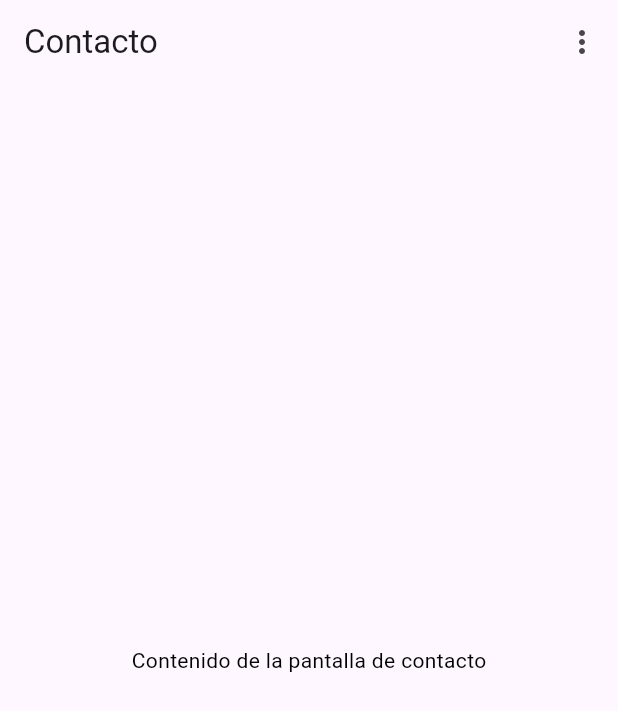
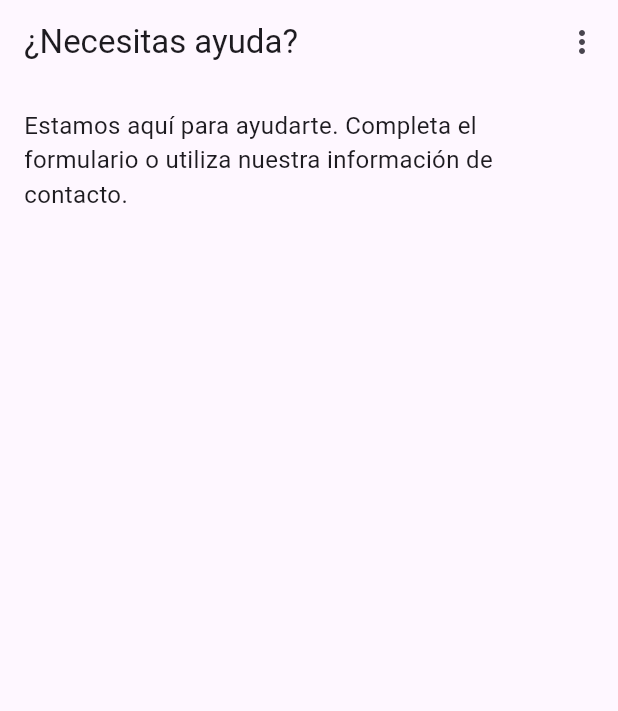
Before and after one commit to Ipeross/Examen_Moviles_Feast_Fit_IPO, a Flutter app: the ContactScreen screen opened directly, on a phone screen of 412 x 824 dp. Shown: the top 711 px of the screen. Run offline on Flutter 3.47's test engine with Material 3 defaults, Android fonts, the phone set to English and light mode, and no system bars.

Commit message:
Add an introduccion to the ContactScreen

```diff
--- a/lib/screens/contact_screen.dart
+++ b/lib/screens/contact_screen.dart
@@ -10,12 +10,20 @@ class ContactScreen extends StatelessWidget {
   Widget build(BuildContext context) {
     final themeProvider = Provider.of<ThemeProvider>(context);
 
-    return Scaffold(
-      appBar: const CustomAppBar3(title: 'Contacto'),
-      body: Center(
-        child: Text(
-          'Contenido de la pantalla de contacto',
-          style: TextStyle(color: themeProvider.themeMode == ThemeMode.dark ? Colors.white : Colors.black),
+    return const Scaffold(
+      appBar: CustomAppBar3(title: '¿Necesitas ayuda?'),
+      body: SingleChildScrollView(
+        padding: EdgeInsets.all(16.0),
+        child: Column(
+          crossAxisAlignment: CrossAxisAlignment.start,
+          children: [
+            Text(
+              'Estamos aquí para ayudarte. Completa el formulario o utiliza nuestra información de contacto.',
+              style: TextStyle(
+                fontSize: 16,
+              ),
+            ),
+          ],
         ),
       ),
     );
```
